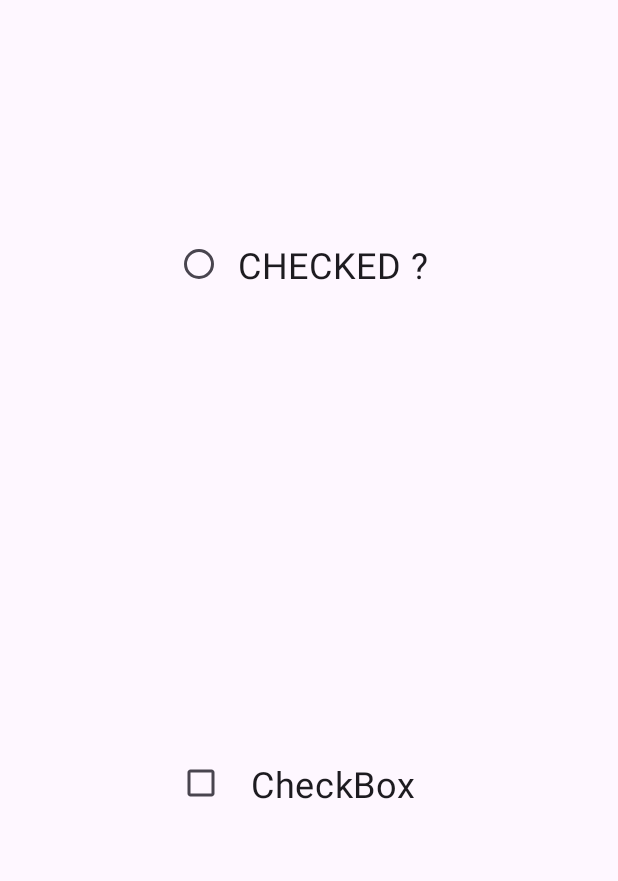
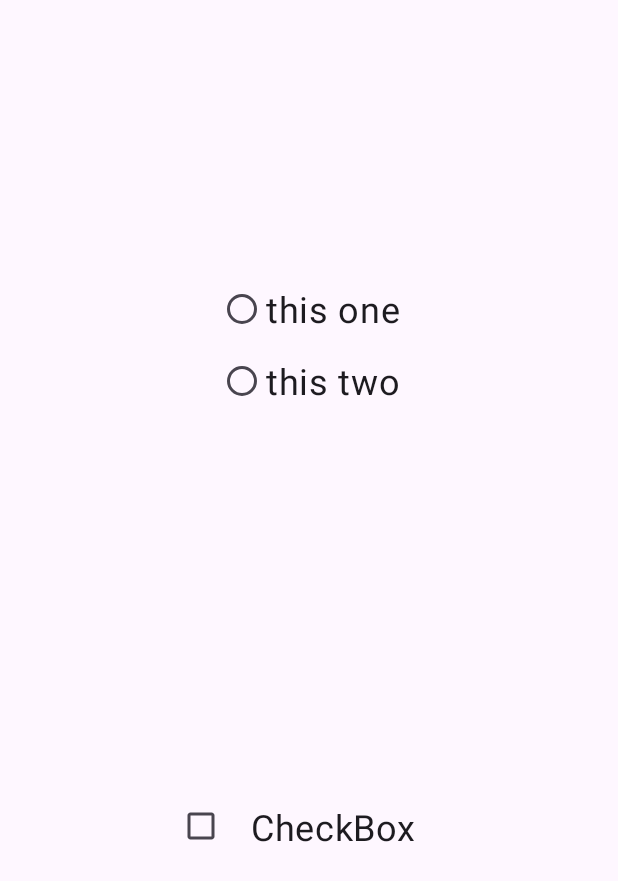
Before and after one commit to mohittalwar23/androiddev, an Android app: the screen it shows after launch (MainActivity), on a phone screen of 412 x 824 dp. Shown: the top 881 px of the screen. Run offline under Robolectric (Android 15) with nearby library versions, the phone set to English and light mode, and no system bars.

Commit message:
learnt java and some more widgets

```diff
--- a/NewWidgets/app/src/main/java/com/example/newwidgets/MainActivity.java
+++ b/NewWidgets/app/src/main/java/com/example/newwidgets/MainActivity.java
@@ -5,26 +5,40 @@ import androidx.appcompat.app.AppCompatActivity;
 import android.os.Bundle;
 import android.widget.CheckBox;
 import android.widget.CompoundButton;
+import android.widget.RadioButton;
+import android.widget.RadioGroup;
 import android.widget.Toast;
 
 public class MainActivity extends AppCompatActivity {
 
     CheckBox checkBox;
+    RadioGroup radioGroup;
     @Override
     protected void onCreate(Bundle savedInstanceState) {
         super.onCreate(savedInstanceState);
         setContentView(R.layout.activity_main);
 
-        checkBox=findViewById(R.id.checkBox);
+        checkBox = findViewById(R.id.checkBox);
+        radioGroup = findViewById(R.id.radioGroup);
         checkBox.setOnCheckedChangeListener(new CompoundButton.OnCheckedChangeListener() {
             @Override
             public void onCheckedChanged(CompoundButton buttonView, boolean isChecked) {
                 if (isChecked) {
-                    Toast.makeText( MainActivity.this,"checked",Toast.LENGTH_SHORT).show();
+                    Toast.makeText(MainActivity.this, "checked", Toast.LENGTH_SHORT).show();
+                } else {
+                    Toast.makeText(MainActivity.this, " not checked", Toast.LENGTH_SHORT).show();
                 }
-                else {
-                    Toast.makeText( MainActivity.this," not checked",Toast.LENGTH_SHORT).show();
-                }
-                };
+            }
+
+            ;
         });
+
+        radioGroup.setOnCheckedChangeListener(new RadioGroup.OnCheckedChangeListener() {
+            @Override
+            public void onCheckedChanged(RadioGroup group, int checkedId) {
+                RadioButton radioButton = findViewById(checkedId);
+                Toast.makeText(MainActivity.this, "this is " + radioButton.getText().toString(), Toast.LENGTH_SHORT).show();
+            }
+        });
+
     }}
--- a/NewWidgets/app/src/main/res/layout/activity_main.xml
+++ b/NewWidgets/app/src/main/res/layout/activity_main.xml
@@ -5,19 +5,6 @@
     android:layout_width="match_parent"
     android:layout_height="match_parent"
     tools:context=".MainActivity">
-
-    <RadioButton
-        android:id="@+id/radioButton"
-        android:layout_width="179dp"
-        android:layout_height="87dp"
-        android:gravity="center"
-        android:text="CHECKED ?"
-        android:textSize="24sp"
-        app:layout_constraintBottom_toBottomOf="parent"
-        app:layout_constraintEnd_toEndOf="parent"
-        app:layout_constraintStart_toStartOf="parent"
-        app:layout_constraintTop_toTopOf="parent"
-        app:layout_constraintVertical_bias="0.18" />
 
     <CheckBox
         android:id="@+id/checkBox"
@@ -29,6 +16,32 @@
         app:layout_constraintBottom_toBottomOf="parent"
         app:layout_constraintEnd_toEndOf="parent"
         app:layout_constraintStart_toStartOf="parent"
-        app:layout_constraintTop_toBottomOf="@+id/radioButton" />
+        app:layout_constraintTop_toBottomOf="@+id/radioGroup" />
+
+    <RadioGroup
+        android:id="@+id/radioGroup"
+        android:layout_width="wrap_content"
+        android:layout_height="wrap_content"
+        app:layout_constraintBottom_toBottomOf="parent"
+        app:layout_constraintEnd_toEndOf="parent"
+        app:layout_constraintStart_toStartOf="parent"
+        app:layout_constraintTop_toTopOf="parent"
+        app:layout_constraintVertical_bias="0.25">
+
+        <RadioButton
+            android:id="@+id/radioButton1"
+            android:layout_width="match_parent"
+            android:layout_height="match_parent"
+            android:text="this one"
+            android:textSize="24sp" />
+
+        <RadioButton
+            android:id="@+id/radioButton2"
+            android:layout_width="match_parent"
+            android:layout_height="match_parent"
+            android:text="this two"
+            android:textSize="24sp" />
+
+    </RadioGroup>
 
 </androidx.constraintlayout.widget.ConstraintLayout>
```
